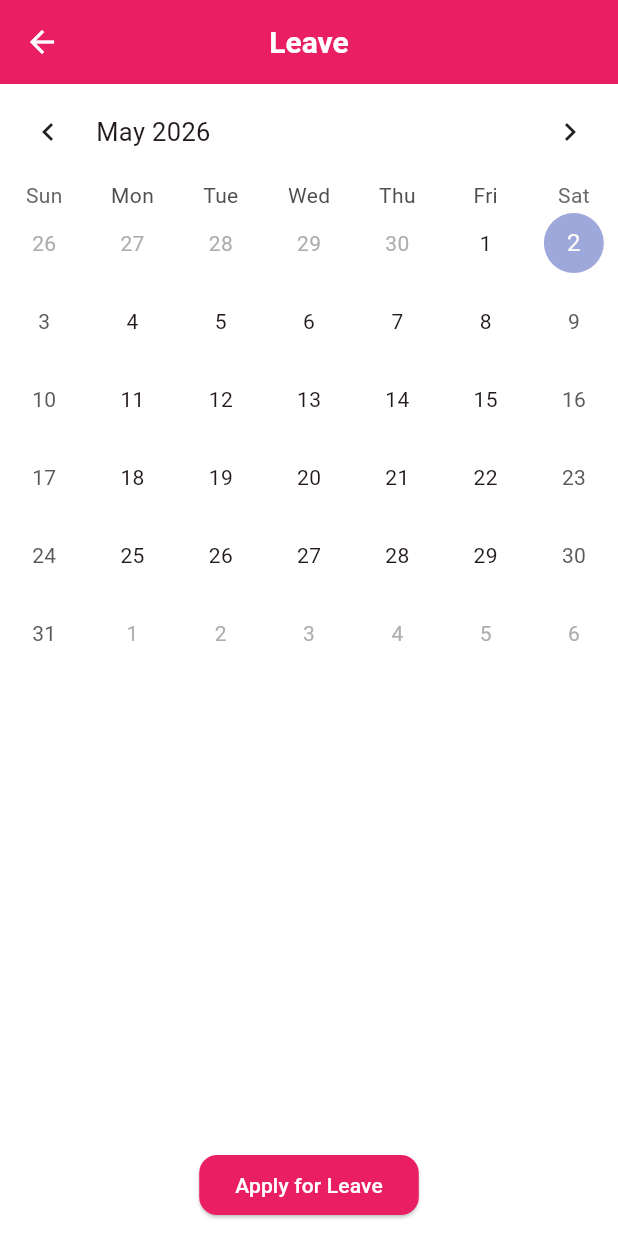
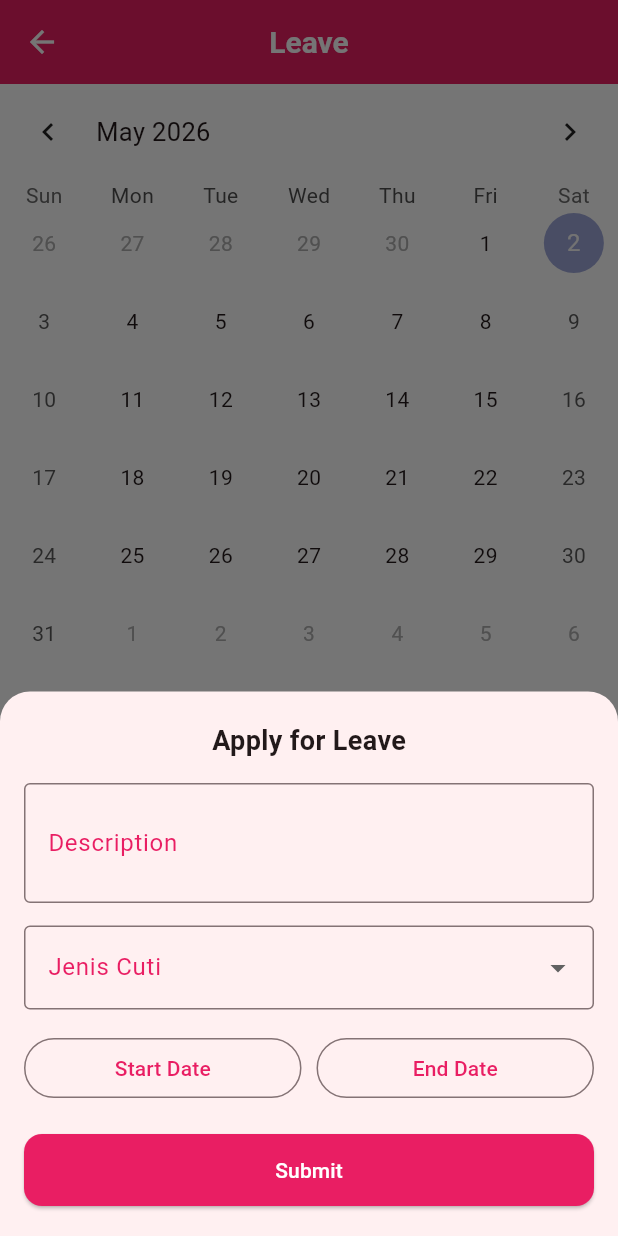
Before and after one commit to BostonMnl/Tubes_RPLL_HBC, a Flutter app: the LeaveScreen screen opened by its route, after a tap on "Apply for Leave", on a phone screen of 412 x 824 dp. Run offline on Flutter 3.47's test engine with Material 3 defaults, Android fonts, the phone set to English and light mode, and no system bars; drawn by our look-alikes of table_calendar; our stand-ins replace image_picker, jwt_decoder, shared_preferences; missing offline and left inert: mobile_scanner; accounts and stored records are empty; network calls fail.

```diff
--- a/mobile/lib/data/api/api_services.dart
+++ b/mobile/lib/data/api/api_services.dart
@@ -1,6 +1,8 @@
 import 'dart:convert';
 import 'dart:io';
 import 'package:http/http.dart' as http;
+import 'package:mobile/data/model/Gaji.dart';
+import 'package:mobile/data/model/cuti.dart';
 import 'package:mobile/data/model/user.dart';
 
 class ApiServices {
@@ -78,7 +80,6 @@ class ApiServices {
 
     final data = jsonDecode(response.body);
 
-    // ✅ SUCCESS
     if (response.statusCode >= 200 && response.statusCode < 300) {
       if (data['data'] == null) {
         throw Exception("Response tidak valid");
@@ -90,11 +91,86 @@ class ApiServices {
       };
     }
 
-    // ❌ ERROR HANDLING LEBIH RAPI
     final message = data['message'] ?? "Login gagal";
 
     throw Exception(_mapLoginError(message));
   }
+
+  //Leave
+  static Future<List<Cuti>> getMyCuti(String token) async {
+    final response = await http.get(
+      Uri.parse("$_baseUrl/cuti/me"),
+      headers: {
+        "Content-Type": "application/json",
+        "Authorization": "Bearer $token",
+      },
+    );
+
+    final data = jsonDecode(response.body);
+
+    print("CUTI RESPONSE: $data");
+
+    if (response.statusCode == 200) {
+      final List list = data['data']['cuti'];
+
+      return list.map((e) => Cuti.fromJson(e)).toList();
+    } else {
+      throw Exception(data['message']);
+    }
+  }
+
+  static Future<void> createCuti({
+    required String token,
+    required String keterangan,
+    required String jenisCuti,
+    required DateTime tanggalMulai,
+    required DateTime tanggalAkhir,
+  }) async {
+    final response = await http.post(
+      Uri.parse("$_baseUrl/cuti"),
+      headers: {
+        "Content-Type": "application/json",
+        "Authorization": "Bearer $token",
+      },
+      body: jsonEncode({
+        "keterangan": keterangan,
+        "jenis_cuti": jenisCuti,
+        "tanggal_mulai": tanggalMulai.toIso8601String(),
+        "tanggal_akhir": tanggalAkhir.toIso8601String(),
+      }),
+    );
+
+    final data = jsonDecode(response.body);
+
+    if (response.statusCode < 200 || response.statusCode >= 300) {
+      throw Exception(data['message'] ?? "Failed to create cuti");
+    }
+  }
+
+   static Future<List<Gaji>> getMyGaji(String token) async {
+    final response = await http.get(
+      Uri.parse("$_baseUrl/gaji/me"),
+      headers: {
+        "Content-Type": "application/json",
+        "Authorization": "Bearer $token",
+      },
+    );
+
+    final data = jsonDecode(response.body);
+
+    print("GAJI RESPONSE: $data");
+
+    if (response.statusCode == 200) {
+      final List list = data['data']['gaji'];
+
+      return list.map((e) => Gaji.fromJson(e)).toList();
+    } else {
+      throw Exception(data['message']);
+    }
+  }
+
+
+
 
   static Map<String, dynamic> _handleResponse(http.Response response) {
     final data = jsonDecode(response.body);
--- /dev/null
+++ b/mobile/lib/data/model/Gaji.dart
@@ -0,0 +1,46 @@
+class Gaji {
+  final String gajiId;
+  final String userId;
+  final double nominal;
+  final DateTime tanggalBerlaku;
+  final DateTime createdAt;
+  final DateTime updatedAt;
+  final DateTime? deletedAt;
+
+  Gaji({
+    required this.gajiId,
+    required this.userId,
+    required this.nominal,
+    required this.tanggalBerlaku,
+    required this.createdAt,
+    required this.updatedAt,
+    this.deletedAt,
+  });
+
+  factory Gaji.fromJson(Map<String, dynamic> json) {
+    return Gaji(
+      gajiId: json['gaji_id'] ?? '',
+      userId: json['user_id'] ?? '',
+      // Menangani jika nominal datang sebagai int atau double
+      nominal: (json['nominal'] as num).toDouble(),
+      tanggalBerlaku: DateTime.parse(json['tanggal_berlaku']),
+      createdAt: DateTime.parse(json['createdAt']),
+      updatedAt: DateTime.parse(json['updatedAt']),
+      deletedAt: json['deletedAt'] != null
+          ? DateTime.parse(json['deletedAt'])
+          : null,
+    );
+  }
+
+  Map<String, dynamic> toJson() {
+    return {
+      'gaji_id': gajiId,
+      'user_id': userId,
+      'nominal': nominal,
+      'tanggal_berlaku': tanggalBerlaku.toIso8601String(),
+      'createdAt': createdAt.toIso8601String(),
+      'updatedAt': updatedAt.toIso8601String(),
+      'deletedAt': deletedAt?.toIso8601String(),
+    };
+  }
+}
--- a/mobile/lib/data/model/cuti.dart
+++ b/mobile/lib/data/model/cuti.dart
@@ -14,4 +14,15 @@ class Cuti {
     required this.tanggalAkhir,
     required this.status,
   });
+
+  factory Cuti.fromJson(Map<String, dynamic> json) {
+    return Cuti(
+      cutiId: json['cuti_id'].toString(),
+      disetujuiOleh: json['disetujui_oleh'] ?? '-',
+      keterangan: json['keterangan'] ?? '-',
+      tanggalMulai: DateTime.parse(json['tanggal_mulai']).toLocal(),
+      tanggalAkhir: DateTime.parse(json['tanggal_akhir']).toLocal(),
+      status: json['status'],
+    );
+  }
 }
--- a/mobile/lib/screen/leave/leave_screen.dart
+++ b/mobile/lib/screen/leave/leave_screen.dart
@@ -1,4 +1,5 @@
 import 'package:flutter/material.dart';
+import 'package:mobile/data/api/api_services.dart';
 import 'package:table_calendar/table_calendar.dart';
 import '../../data/model/cuti.dart';
 import 'package:shared_preferences/shared_preferences.dart';
@@ -14,49 +15,82 @@ class _LeaveScreenState extends State<LeaveScreen> {
   DateTime focusedDay = DateTime.now();
   DateTime? selectedDay;
 
-  List<Cuti> cutiList = [
-    Cuti(
-      cutiId: "1",
-      disetujuiOleh: "Manager",
-      keterangan: "Liburan",
-      tanggalMulai: DateTime(2026, 3, 20),
-      tanggalAkhir: DateTime(2026, 3, 22),
-      status: "Approved",
-    ),
-  ];
+  String? selectedJenisCuti;
+  bool isLoading = false;
+
+  List<Cuti> cutiList = [];
 
   final TextEditingController keteranganController = TextEditingController();
 
   DateTime? startDate;
   DateTime? endDate;
 
-  List<Cuti> getCutiByDate(DateTime date) {
-    return cutiList.where((cuti) {
-      return date.isAfter(
-            cuti.tanggalMulai.subtract(const Duration(days: 1)),
-          ) &&
-          date.isBefore(cuti.tanggalAkhir.add(const Duration(days: 1)));
-    }).toList();
-  }
+  final List<String> jenisCutiList = [
+    'Cuti_Tahunan',
+    'Cuti_Sakit',
+    'Cuti_Melahirkan',
+    'Cuti_Lainnya',
+  ];
 
   @override
   void initState() {
     super.initState();
+    _loadCuti();
 
     WidgetsBinding.instance.addPostFrameCallback((_) {
       _checkStatusPopup();
     });
   }
 
+  // ================= LOAD CUTI =================
+  Future<void> _loadCuti() async {
+    setState(() => isLoading = true);
+
+    try {
+      final prefs = await SharedPreferences.getInstance();
+      final token = prefs.getString('token') ?? '';
+
+      final result = await ApiServices.getMyCuti(token);
+
+      setState(() {
+        cutiList = result;
+      });
+    } catch (e) {
+      debugPrint("ERROR CUTI: $e");
+    } finally {
+      setState(() => isLoading = false);
+    }
+  }
+
+  DateTime normalize(DateTime d) {
+    return DateTime(d.year, d.month, d.day);
+  }
+
+  // ================= FILTER =================
+  List<Cuti> getCutiByDate(DateTime date) {
+    final target = normalize(date);
+
+    return cutiList.where((cuti) {
+      final start = normalize(cuti.tanggalMulai);
+      final end = normalize(cuti.tanggalAkhir);
+
+      return !target.isBefore(start) && !target.isAfter(end);
+    }).toList();
+  }
+
   @override
   Widget build(BuildContext context) {
+    final filtered = getCutiByDate(selectedDay ?? DateTime.now());
+
     return Scaffold(
+      resizeToAvoidBottomInset: true,
       appBar: AppBar(
         title: const Text("Leave", style: TextStyle(color: Colors.white)),
         backgroundColor: Colors.pink,
       ),
       body: Column(
         children: [
+          // ================= CALENDAR =================
           TableCalendar(
             focusedDay: focusedDay,
             firstDay: DateTime(2020),
@@ -68,28 +102,28 @@ class _LeaveScreenState extends State<LeaveScreen> {
                 focusedDay = focused;
               });
             },
-            eventLoader: (day) => getCutiByDate(day),
-
-            headerStyle: const HeaderStyle(
-              formatButtonVisible: false,
-            ),
-
+            eventLoader: (day) => getCutiByDate(normalize(day)),
+            headerStyle: const HeaderStyle(formatButtonVisible: false),
           ),
 
           const SizedBox(height: 10),
 
-//LIST CUTI
+          // ================= LIST =================
           Expanded(
-            child: ListView.builder(
-              itemCount: getCutiByDate(selectedDay ?? DateTime.now()).length,
+            child: isLoading
+                ? const Center(child: CircularProgressIndicator())
+                : filtered.isEmpty
+                ? const Center(child: Text("No Leave Data"))
+                : ListView.builder(
+                    itemCount: filtered.length,
                     itemBuilder: (context, index) {
-                final cuti = getCutiByDate(
-                  selectedDay ?? DateTime.now(),
-                )[index];
+                      final cuti = filtered[index];
 
-                Color statusColor = cuti.status == "Approved"
+                      final statusColor = cuti.status == "Approved"
                           ? Colors.green
-                    : Colors.red;
+                          : cuti.status == "Rejected"
+                          ? Colors.red
+                          : Colors.orange;
 
                       return Card(
                         margin: const EdgeInsets.symmetric(
@@ -111,7 +145,6 @@ class _LeaveScreenState extends State<LeaveScreen> {
                               Text(
                                 "Tanggal: ${cuti.tanggalMulai.toString().substring(0, 10)} - ${cuti.tanggalAkhir.toString().substring(0, 10)}",
                               ),
-                        Text("Disetujui oleh: ${cuti.disetujuiOleh}"),
                               Text(
                                 "Status: ${cuti.status}",
                                 style: TextStyle(color: statusColor),
@@ -124,7 +157,7 @@ class _LeaveScreenState extends State<LeaveScreen> {
                   ),
           ),
 
-          /// 📝 BUTTON FORM
+          // ================= BUTTON =================
           Padding(
             padding: const EdgeInsets.all(10),
             child: ElevatedButton(
@@ -137,6 +170,7 @@ class _LeaveScreenState extends State<LeaveScreen> {
     );
   }
 
+  // ================= FORM =================
   void _showForm(BuildContext context) {
     showModalBottomSheet(
       context: context,
@@ -145,7 +179,9 @@ class _LeaveScreenState extends State<LeaveScreen> {
         borderRadius: BorderRadius.vertical(top: Radius.circular(20)),
       ),
       builder: (_) {
-        return Padding(
+        return SafeArea(
+          child: SingleChildScrollView(
+            child: Padding(
               padding: EdgeInsets.only(
                 left: 16,
                 right: 16,
@@ -155,7 +191,6 @@ class _LeaveScreenState extends State<LeaveScreen> {
               child: Column(
                 mainAxisSize: MainAxisSize.min,
                 children: [
-              /// TITLE
                   const Text(
                     "Apply for Leave",
                     style: TextStyle(fontSize: 18, fontWeight: FontWeight.bold),
@@ -163,21 +198,41 @@ class _LeaveScreenState extends State<LeaveScreen> {
 
                   const SizedBox(height: 15),
 
-              /// KETERANGAN
                   TextField(
                     controller: keteranganController,
-                decoration: InputDecoration(
+                    decoration: const InputDecoration(
                       labelText: "Description",
-                  border: OutlineInputBorder(
-                    borderRadius: BorderRadius.circular(10),
-                  ),
+                      border: OutlineInputBorder(),
                     ),
                     maxLines: 2,
                   ),
 
                   const SizedBox(height: 15),
 
-              /// DATE PICKER ROW
+                  // ================= DROPDOWN =================
+                  DropdownButtonFormField<String>(
+                    value: selectedJenisCuti,
+                    isExpanded: true,
+                    decoration: const InputDecoration(
+                      labelText: "Jenis Cuti",
+                      border: OutlineInputBorder(),
+                    ),
+                    items: jenisCutiList.map((jenis) {
+                      return DropdownMenuItem(
+                        value: jenis,
+                        child: Text(jenis.replaceAll('_', ' ')),
+                      );
+                    }).toList(),
+                    onChanged: (value) {
+                      setState(() {
+                        selectedJenisCuti = value;
+                      });
+                    },
+                  ),
+
+                  const SizedBox(height: 15),
+
+                  // ================= DATE =================
                   Row(
                     children: [
                       Expanded(
@@ -187,7 +242,6 @@ class _LeaveScreenState extends State<LeaveScreen> {
                               context: context,
                               firstDate: DateTime(2020),
                               lastDate: DateTime(2030),
-                          initialDate: DateTime.now(),
                             );
                             setState(() {});
                           },
@@ -206,7 +260,6 @@ class _LeaveScreenState extends State<LeaveScreen> {
                               context: context,
                               firstDate: DateTime(2020),
                               lastDate: DateTime(2030),
-                          initialDate: DateTime.now(),
                             );
                             setState(() {});
                           },
@@ -222,7 +275,7 @@ class _LeaveScreenState extends State<LeaveScreen> {
 
                   const SizedBox(height: 20),
 
-              /// SUBMIT BUTTON
+                  // ================= SUBMIT =================
                   SizedBox(
                     width: double.infinity,
                     child: ElevatedButton(
@@ -230,54 +283,71 @@ class _LeaveScreenState extends State<LeaveScreen> {
                         backgroundColor: Colors.pink,
                         padding: const EdgeInsets.symmetric(vertical: 14),
                       ),
-                  onPressed: () {
+                      onPressed: () async {
                         if (keteranganController.text.isEmpty ||
                             startDate == null ||
-                        endDate == null) {
+                            endDate == null ||
+                            selectedJenisCuti == null) {
                           ScaffoldMessenger.of(context).showSnackBar(
-                        const SnackBar(content: Text("Fill In All Fields!")),
+                            const SnackBar(content: Text("Fill All Fields")),
                           );
                           return;
                         }
 
-                    setState(() {
-                      cutiList.add(
-                        Cuti(
-                          cutiId: DateTime.now().toString(),
-                          disetujuiOleh: "-",
+                        try {
+                          final prefs = await SharedPreferences.getInstance();
+                          final token = prefs.getString('token') ?? '';
+
+                          await ApiServices.createCuti(
+                            token: token,
                             keterangan: keteranganController.text,
+                            jenisCuti: selectedJenisCuti!,
                             tanggalMulai: startDate!,
                             tanggalAkhir: endDate!,
-                          status: "Pending",
-                        ),
                           );
+
+                          Navigator.pop(context);
+
+                          setState(() {
+                            selectedJenisCuti = null;
+                            keteranganController.clear();
+                            startDate = null;
+                            endDate = null;
                           });
 
-                    Navigator.pop(context);
+                          _loadCuti();
+
+                          ScaffoldMessenger.of(context).showSnackBar(
+                            const SnackBar(content: Text("Success")),
+                          );
+                        } catch (e) {
+                          ScaffoldMessenger.of(
+                            context,
+                          ).showSnackBar(SnackBar(content: Text("Error: $e")));
+                        }
                       },
                       child: const Text("Submit"),
                     ),
                   ),
                 ],
               ),
+            ),
+          ),
         );
       },
     );
   }
 
+  // ================= POPUP =================
   void _checkStatusPopup() async {
     final prefs = await SharedPreferences.getInstance();
-
-    // cek apakah sudah pernah tampil
-    bool alreadyShown = prefs.getBool('cuti_popup_shown') ?? false;
+    final alreadyShown = prefs.getBool('cuti_popup_shown') ?? false;
 
     if (alreadyShown) return;
 
     for (var cuti in cutiList) {
       if (cuti.status == "Approved" || cuti.status == "Rejected") {
         _showStatusDialog(cuti);
-
-        // simpan bahwa popup sudah ditampilkan
         await prefs.setBool('cuti_popup_shown', true);
         break;
       }
@@ -285,49 +355,20 @@ class _LeaveScreenState extends State<LeaveScreen> {
   }
 
   void _showStatusDialog(Cuti cuti) {
-    Color statusColor = cuti.status == "Approved" ? Colors.green : Colors.red;
+    final color = cuti.status == "Approved" ? Colors.green : Colors.red;
 
     showDialog(
       context: context,
-      builder: (context) {
-        return AlertDialog(
-          shape: RoundedRectangleBorder(
-            borderRadius: BorderRadius.circular(15),
-          ),
-          title: Row(
-            children: [
-              Icon(Icons.info, color: statusColor),
-              const SizedBox(width: 8),
-              const Text("Leave Status"),
-            ],
-          ),
-          content: Column(
-            mainAxisSize: MainAxisSize.min,
-            children: [
-              Text(
-                cuti.keterangan,
-                style: const TextStyle(fontWeight: FontWeight.bold),
-              ),
-              const SizedBox(height: 10),
-              Text(
-                "Status: ${cuti.status}",
-                style: TextStyle(
-                  color: statusColor,
-                  fontWeight: FontWeight.bold,
-                ),
-              ),
-              const SizedBox(height: 5),
-              Text("Approved by: ${cuti.disetujuiOleh}"),
-            ],
-          ),
+      builder: (_) => AlertDialog(
+        title: const Text("Leave Status"),
+        content: Text("Status: ${cuti.status}"),
         actions: [
           TextButton(
             onPressed: () => Navigator.pop(context),
             child: const Text("OK"),
           ),
         ],
-        );
-      },
+      ),
     );
   }
 }
```
Also changed, not shown: mobile/lib/screen/wage/wage_screen.dart (+83 -58 lines). Lines whose indentation alone changed are shown as unchanged.
